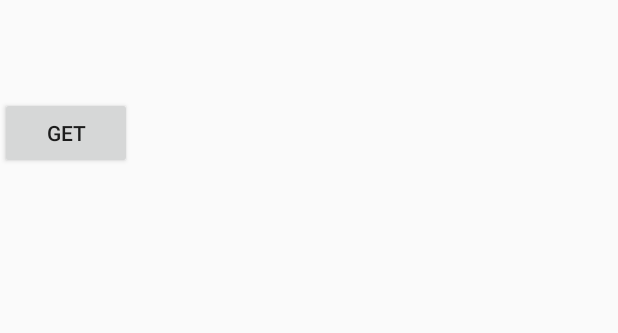
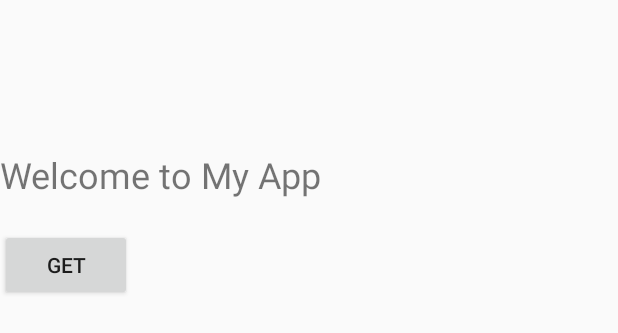
Before and after one commit to idobarakk/W88-Project, an Android app built with Jetpack Compose: the layout activity_main.xml on its own in the app's theme, with its tools: preview values and no code run, on a phone screen of 412 x 824 dp. Shown: the top 333 px of the screen. Run offline under Robolectric (Android 15) with nearby library versions, the light colour scheme and no system bars.

Commit message:
working application after nimrod help
working application after nimrod help

```diff
--- a/take_care/app/src/main/AndroidManifest.xml
+++ b/take_care/app/src/main/AndroidManifest.xml
@@ -1,7 +1,7 @@
 <?xml version="1.0" encoding="utf-8"?>
 <manifest xmlns:android="http://schemas.android.com/apk/res/android"
     xmlns:tools="http://schemas.android.com/tools">
-
+<uses-permission android:name="android.permission.INTERNET"></uses-permission>
     <application
         android:allowBackup="true"
         android:dataExtractionRules="@xml/data_extraction_rules"
@@ -14,7 +14,7 @@
         android:theme="@style/Theme.AppCompat.Light"
         tools:targetApi="31">
         <activity
-            android:name="com.example.take_care.MainActivity"
+            android:name=".MainActivity"
             android:exported="true"
             android:label="@string/app_name"
             android:theme="@style/Theme.AppCompat.Light">
--- a/take_care/app/src/main/res/layout/activity_main.xml
+++ b/take_care/app/src/main/res/layout/activity_main.xml
@@ -3,6 +3,24 @@
     android:orientation="vertical"
     android:layout_width="match_parent"
     android:layout_height="match_parent">
+
+    <TextView
+        android:id="@+id/welcomeText"
+        android:layout_width="wrap_content"
+        android:layout_height="wrap_content"
+        android:text="Welcome to My App"
+        android:textSize="24sp"
+        android:layout_centerHorizontal="true"
+        android:layout_marginTop="100dp"/>
+
+    <Button
+        android:id="@+id/getButton"
+        android:layout_width="wrap_content"
+        android:layout_height="wrap_content"
+        android:text="Get"
+        android:layout_below="@id/welcomeText"
+        android:layout_centerHorizontal="true"
+        android:layout_marginTop="20dp"/>
 
     <TextView
         android:id="@+id/resultText"
@@ -12,13 +30,4 @@
         android:textSize="18sp"
         android:layout_centerHorizontal="true"
         android:layout_marginTop="20dp"/>
-
-    <Button
-        android:id="@+id/getButton"
-        android:layout_width="wrap_content"
-        android:layout_height="wrap_content"
-        android:text="Get"
-        android:layout_below="@id/resultText"
-        android:layout_centerHorizontal="true"
-        android:layout_marginTop="20dp"/>
 </LinearLayout>
```
Also changed, not shown: take_care/app/src/main/java/com/example/take_care/MainActivity.kt (+5 -47 lines).
